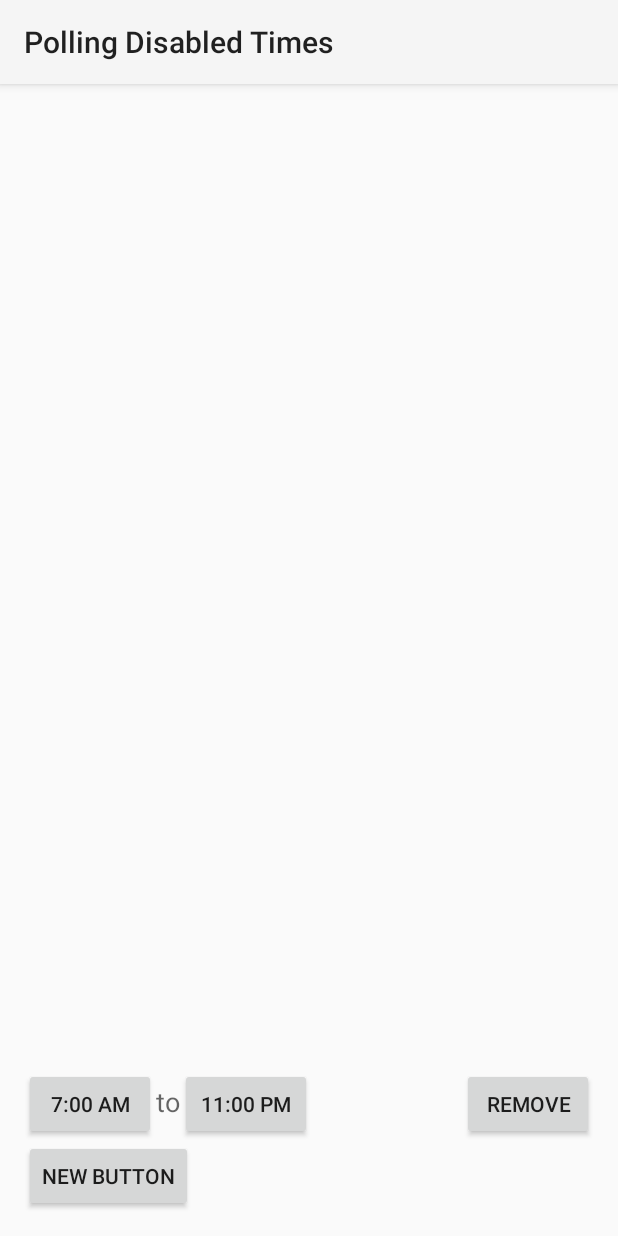
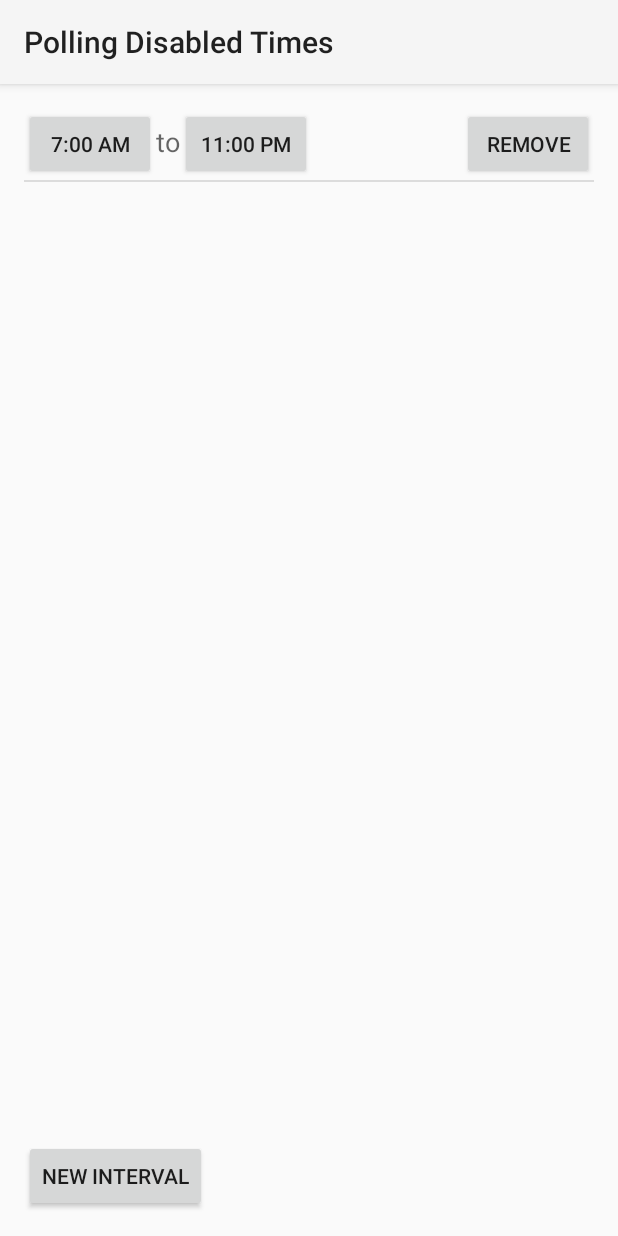
Before and after one commit to Delta-Z/ThoughtProfiler, an Android app: the ScheduleActivity screen opened directly, with no data from a screen before it, on a phone screen of 412 x 824 dp. Run offline under Robolectric (Android 15) with nearby library versions, the phone set to English and light mode, and no system bars.

Commit message:
Fix schedule layout

```diff
--- a/app/src/main/res/layout/activity_schedule.xml
+++ b/app/src/main/res/layout/activity_schedule.xml
@@ -14,13 +14,12 @@
         android:layout_width="wrap_content"
         android:layout_height="wrap_content"
         android:layout_alignParentBottom="true"
-        android:text="New Button" />
+        android:text="@string/new_interval" />
 
     <ListView
         android:id="@+id/schedule_list_view"
         android:layout_width="match_parent"
-        android:layout_height="wrap_content"
-        android:layout_above="@id/schedule_new_btn"
-        android:foregroundGravity="fill_vertical" />
+        android:layout_height="match_parent"
+        android:layout_above="@id/schedule_new_btn" />
 
 </RelativeLayout>
--- a/app/src/main/res/layout/schedule_blackout.xml
+++ b/app/src/main/res/layout/schedule_blackout.xml
@@ -1,39 +1,39 @@
 <?xml version="1.0" encoding="utf-8"?>
 <LinearLayout xmlns:android="http://schemas.android.com/apk/res/android"
     xmlns:tools="http://schemas.android.com/tools"
+    android:layout_width="match_parent"
+    android:layout_height="wrap_content"
     android:orientation="horizontal"
-    android:layout_width="match_parent"
-    tools:context="delta.humanprofiler.ScheduleActivity"
-    android:layout_height="match_parent">
+    tools:context="delta.humanprofiler.ScheduleActivity">
 
     <Button
+        android:id="@+id/schedule_blackout_from_btn"
         android:layout_width="wrap_content"
         android:layout_height="wrap_content"
-        android:text="00:00"
-        android:id="@+id/schedule_blackout_from_btn" />
+        android:text="00:00" />
 
     <TextView
         android:layout_width="wrap_content"
         android:layout_height="wrap_content"
-        android:textAppearance="?android:attr/textAppearanceMedium"
-        android:text="to" />
+        android:text="to"
+        android:textAppearance="?android:attr/textAppearanceMedium" />
 
     <Button
+        android:id="@+id/schedule_blackout_to_btn"
         android:layout_width="wrap_content"
         android:layout_height="wrap_content"
-        android:text="00:00"
-        android:id="@+id/schedule_blackout_to_btn" />
+        android:text="00:00" />
 
     <FrameLayout
         android:layout_width="match_parent"
         android:layout_height="match_parent">
 
         <Button
+            android:id="@+id/schedule_blackout_remove_btn"
             android:layout_width="wrap_content"
             android:layout_height="wrap_content"
-            android:text="Remove"
-            android:id="@+id/schedule_blackout_remove_btn"
-            android:layout_gravity="top|right" />
+            android:layout_gravity="top|right"
+            android:text="Remove" />
     </FrameLayout>
 
 </LinearLayout>
--- a/app/src/main/res/values/strings.xml
+++ b/app/src/main/res/values/strings.xml
@@ -8,4 +8,6 @@
     <string name="do_not_disturb_category">Do Not Disturb</string>
     <string name="you_will_be_polled">You will be polled when you least expect it.</string>
     <string name="stop_notifications_hint">To stop polling completely, disable it in the application settings.</string>
+    <string name="polling_disabled_activity_title">Times When Polling Is Disabled</string>
+    <string name="new_interval">New Interval</string>
 </resources>
```
